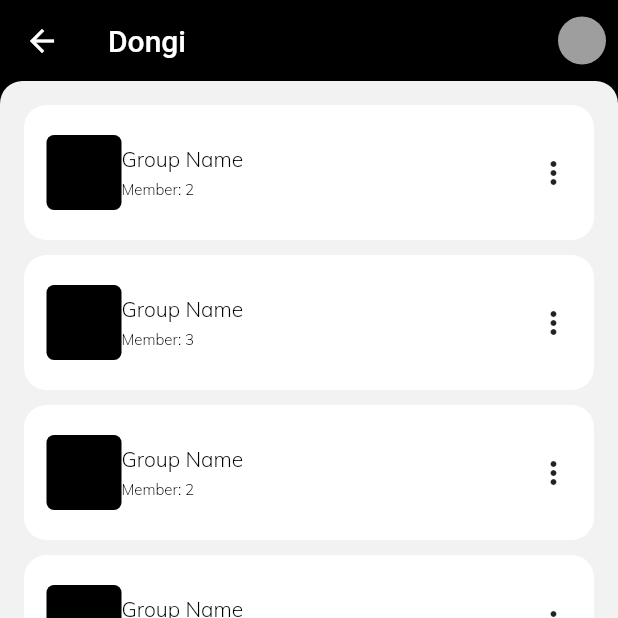
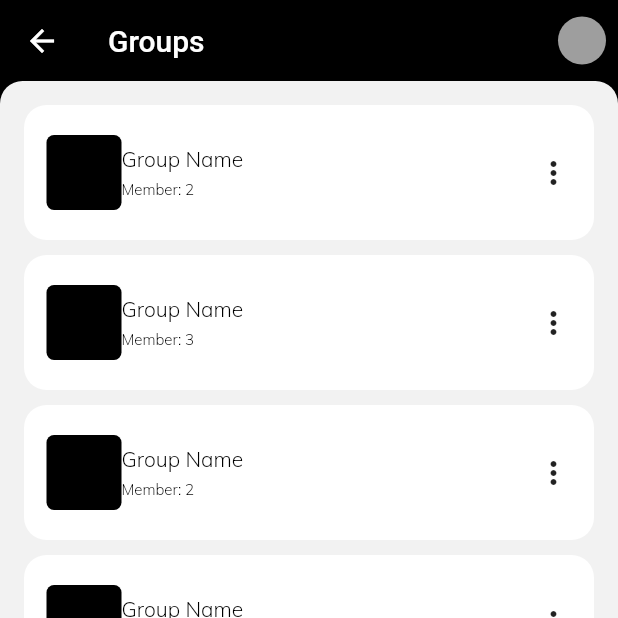
Before and after one commit to aliazimoshan/dongi, a Flutter app: the GroupPage screen opened directly, on a phone screen of 412 x 824 dp, the top half of it. Run offline on Flutter 3.47's test engine with Material 2 defaults, Android fonts, the phone set to English and light mode, and no system bars; our stand-ins replace flutter_svg, hooks_riverpod, syncfusion_flutter_charts.

Commit message:
add title property

```diff
--- a/lib/widgets/appbar/appbar.dart
+++ b/lib/widgets/appbar/appbar.dart
@@ -2,14 +2,17 @@ import 'package:flutter/material.dart';
 import '../../constants/color_config.dart';
 
 class AppBarWidget extends PreferredSize {
-  AppBarWidget({super.key})
-      : super(
+  final String? title;
+  AppBarWidget({
+    super.key,
+    this.title,
+  }) : super(
           preferredSize: const Size.fromHeight(70),
-          child: appBarChild(),
+          child: appBarChild(title),
         );
 }
 
-Widget appBarChild() {
+Widget appBarChild(String? title) {
   return Container(
     color: ColorConfig.primarySwatch,
     child: Column(
@@ -18,7 +21,7 @@ Widget appBarChild() {
           child: AppBar(
             elevation: 0,
             centerTitle: false,
-            title: const Text("Dongi"),
+            title: Text(title ?? "Dongi"),
             actions: [
               IconButton(
                 icon: Container(
```
